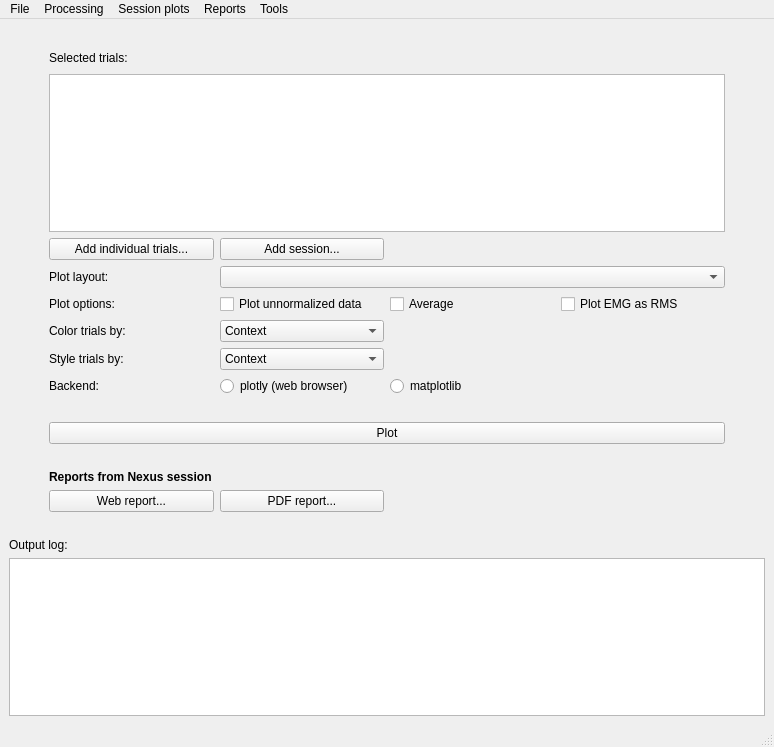
The window that gaitutils/gui/gaitmenu.ui (NCH-Motion-Laboratory/gaitutils) describes before a commit, drawn with Qt 5.
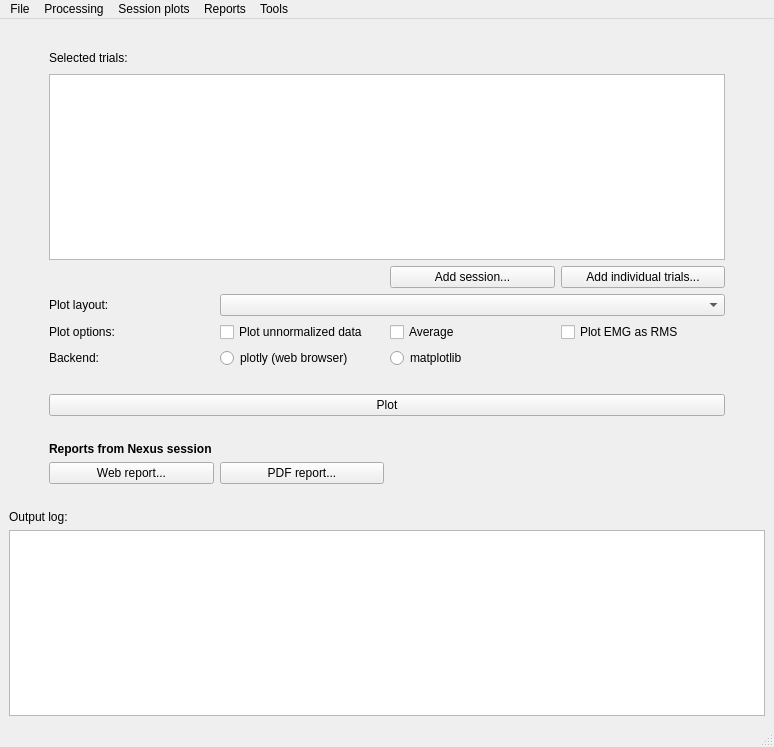
The same window after the commit. Custom widgets are drawn as their Qt base class.

Patch:
```diff
--- a/gaitutils/gui/gaitmenu.ui
+++ b/gaitutils/gui/gaitmenu.ui
@@ -43,7 +43,7 @@
         </property>
        </widget>
       </item>
-      <item row="10" column="3">
+      <item row="8" column="3">
        <widget class="QRadioButton" name="rbMatplotlib">
         <property name="text">
          <string>matplotlib</string>
@@ -77,14 +77,14 @@
         </property>
        </widget>
       </item>
-      <item row="15" column="2">
+      <item row="13" column="2">
        <widget class="QPushButton" name="btnPDFReportNexus">
         <property name="text">
          <string>PDF report...</string>
         </property>
        </widget>
       </item>
-      <item row="14" column="4">
+      <item row="12" column="4">
        <widget class="QLabel" name="label_2">
         <property name="text">
          <string/>
@@ -104,7 +104,7 @@
         </property>
        </widget>
       </item>
-      <item row="10" column="2">
+      <item row="8" column="2">
        <widget class="QRadioButton" name="rbPlotly">
         <property name="text">
          <string>plotly (web browser)</string>
@@ -114,28 +114,14 @@
         </attribute>
        </widget>
       </item>
-      <item row="15" column="1">
+      <item row="13" column="1">
        <widget class="QPushButton" name="btnWebReportNexus">
         <property name="text">
          <string>Web report...</string>
         </property>
        </widget>
       </item>
-      <item row="8" column="1">
-       <widget class="QLabel" name="label_6">
-        <property name="text">
-         <string>Color trials by:</string>
-        </property>
-       </widget>
-      </item>
-      <item row="9" column="1">
-       <widget class="QLabel" name="label_9">
-        <property name="text">
-         <string>Style trials by:</string>
-        </property>
-       </widget>
-      </item>
-      <item row="14" column="1">
+      <item row="12" column="1">
        <widget class="QLabel" name="label_7">
         <property name="font">
          <font>
@@ -148,22 +134,13 @@
         </property>
        </widget>
       </item>
-      <item row="10" column="1">
+      <item row="8" column="1">
        <widget class="QLabel" name="label">
         <property name="text">
          <string>Backend:</string>
         </property>
        </widget>
       </item>
-      <item row="9" column="2">
-       <widget class="QComboBox" name="comboBox_2">
-        <item>
-         <property name="text">
-          <string>Context</string>
-         </property>
-        </item>
-       </widget>
-      </item>
       <item row="7" column="3">
        <widget class="QCheckBox" name="xbEMGRMS_2">
         <property name="text">
@@ -174,15 +151,6 @@
         </property>
        </widget>
       </item>
-      <item row="8" column="2">
-       <widget class="QComboBox" name="comboBox">
-        <item>
-         <property name="text">
-          <string>Context</string>
-         </property>
-        </item>
-       </widget>
-      </item>
       <item row="2" column="5">
        <spacer name="horizontalSpacer_4">
         <property name="orientation">
@@ -225,7 +193,7 @@
         </property>
        </widget>
       </item>
-      <item row="13" column="1">
+      <item row="11" column="1">
        <spacer name="verticalSpacer_2">
         <property name="orientation">
          <enum>Qt::Vertical</enum>
@@ -248,43 +216,43 @@
         </property>
        </widget>
       </item>
-      <item row="4" column="1">
+      <item row="9" column="2">
+       <spacer name="verticalSpacer_4">
+        <property name="orientation">
+         <enum>Qt::Vertical</enum>
+        </property>
+        <property name="sizeType">
+         <enum>QSizePolicy::Fixed</enum>
+        </property>
+        <property name="sizeHint" stdset="0">
+         <size>
+          <width>10</width>
+          <height>20</height>
+         </size>
+        </property>
+       </spacer>
+      </item>
+      <item row="10" column="1" colspan="4">
+       <widget class="QPushButton" name="btnPlotTrials">
+        <property name="text">
+         <string>Plot</string>
+        </property>
+       </widget>
+      </item>
+      <item row="4" column="4">
        <widget class="QPushButton" name="btnAddIndividualTrials">
         <property name="text">
          <string>Add individual trials...</string>
         </property>
        </widget>
       </item>
-      <item row="4" column="2">
+      <item row="4" column="3">
        <widget class="QPushButton" name="btnAddSession">
         <property name="text">
          <string>Add session...</string>
         </property>
        </widget>
       </item>
-      <item row="11" column="2">
-       <spacer name="verticalSpacer_4">
-        <property name="orientation">
-         <enum>Qt::Vertical</enum>
-        </property>
-        <property name="sizeType">
-         <enum>QSizePolicy::Fixed</enum>
-        </property>
-        <property name="sizeHint" stdset="0">
-         <size>
-          <width>10</width>
-          <height>20</height>
-         </size>
-        </property>
-       </spacer>
-      </item>
-      <item row="12" column="1" colspan="4">
-       <widget class="QPushButton" name="btnPlotTrials">
-        <property name="text">
-         <string>Plot</string>
-        </property>
-       </widget>
-      </item>
      </layout>
     </item>
     <item>
```
